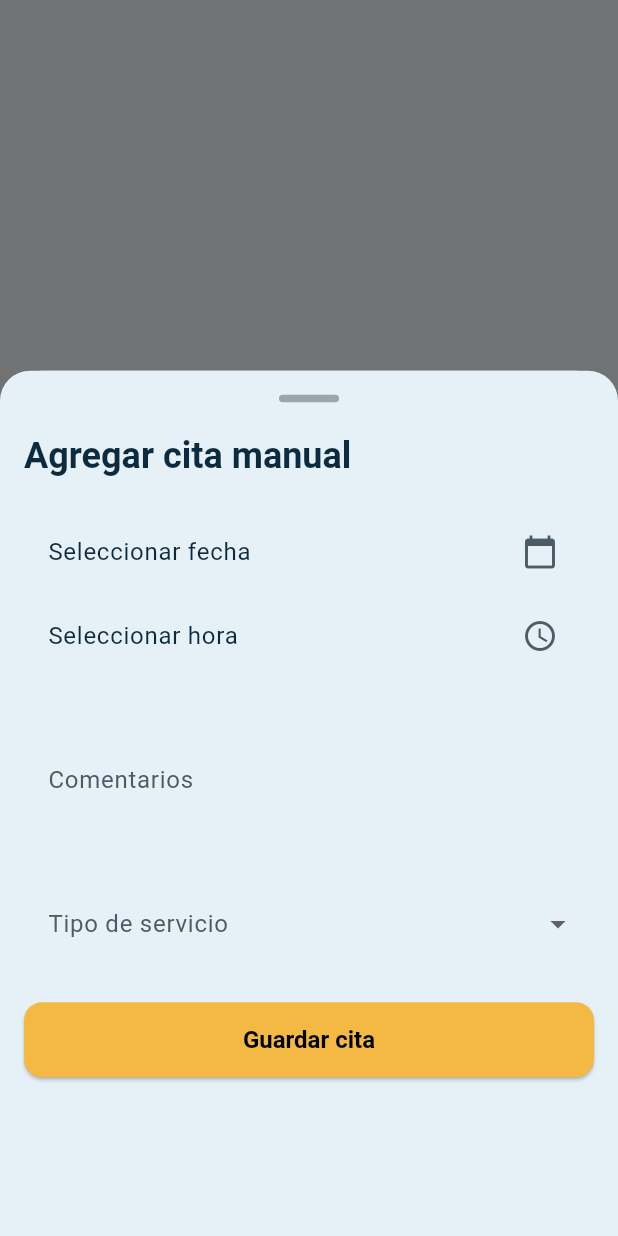
After one commit to IsaiDiaz/nexo_mobile_app, a Flutter app: the ProfessionalAppointmentsView screen opened directly, after a tap on the "add" icon, on a phone screen of 412 x 824 dp. The commit adds this screen. Run offline on Flutter 3.47's test engine with Material 3 defaults, Android fonts, the phone set to English and light mode, and no system bars; our stand-ins replace flutter_dotenv, flutter_map, flutter_riverpod, image_picker, latlong2, permission_handler and 2 more; accounts and stored records are empty.

Commit message:
Agregar citas manualmente para gestionar la agenda desde pantalla "Mis Citas" para un trabajador independiente

```diff
--- a/lib/presentation/views/professional_appointments_view.dart
+++ b/lib/presentation/views/professional_appointments_view.dart
@@ -5,6 +5,7 @@ import 'package:nexo/application/appointment_controller.dart';
 import 'package:nexo/model/appointment.dart';
 import 'package:nexo/presentation/theme/app_colors.dart';
 import 'package:nexo/presentation/widgets/professional_notes_sheet.dart';
+import 'package:nexo/presentation/widgets/add_manual_appointmnet_sheet.dart';
 
 class ProfessionalAppointmentsView extends ConsumerWidget {
   const ProfessionalAppointmentsView({super.key});
@@ -59,13 +60,26 @@ class ProfessionalAppointmentsView extends ConsumerWidget {
     }
 
     if (upcomingAppointments.isEmpty) {
-      return Center(
+      return Scaffold(
+        floatingActionButton: FloatingActionButton(
+          onPressed: () {
+            showModalBottomSheet(
+              context: context,
+              isScrollControlled: true,
+              builder: (_) => const AddManualAppointmentSheet(),
+            );
+          },
+
+          child: const Icon(Icons.add),
+        ),
+        body: Center(
           child: Text(
             'No tienes citas próximas.',
             style: theme.textTheme.headlineSmall?.copyWith(
               color: secondaryTextColor,
             ),
             textAlign: TextAlign.center,
+          ),
         ),
       );
     }
@@ -83,7 +97,18 @@ class ProfessionalAppointmentsView extends ConsumerWidget {
     final sortedDates = groupedByDate.keys.toList()
       ..sort((a, b) => a.compareTo(b));
 
-    return ListView.builder(
+    return Scaffold(
+      floatingActionButton: FloatingActionButton(
+        onPressed: () {
+          showModalBottomSheet(
+            context: context,
+            isScrollControlled: true,
+            builder: (_) => const AddManualAppointmentSheet(),
+          );
+        },
+        child: const Icon(Icons.add),
+      ),
+      body: ListView.builder(
         padding: const EdgeInsets.all(16.0),
         itemCount: sortedDates.length,
         itemBuilder: (context, dateIndex) {
@@ -242,6 +267,7 @@ class ProfessionalAppointmentsView extends ConsumerWidget {
             ],
           );
         },
+      ),
     );
   }
 
--- /dev/null
+++ b/lib/presentation/widgets/add_manual_appointmnet_sheet.dart
@@ -0,0 +1,243 @@
+import 'package:flutter/material.dart';
+import 'package:flutter_riverpod/flutter_riverpod.dart';
+import 'package:intl/intl.dart';
+import 'package:nexo/application/appointment_controller.dart';
+import 'package:nexo/application/auth_controller.dart';
+import 'package:nexo/presentation/theme/app_colors.dart';
+
+class AddManualAppointmentSheet extends ConsumerStatefulWidget {
+  const AddManualAppointmentSheet({super.key});
+
+  @override
+  ConsumerState<AddManualAppointmentSheet> createState() =>
+      _AddManualAppointmentSheetState();
+}
+
+class _AddManualAppointmentSheetState
+    extends ConsumerState<AddManualAppointmentSheet> {
+  DateTime? _selectedDate;
+  TimeOfDay? _selectedTime;
+  String? _selectedServiceType;
+  final TextEditingController _commentsController = TextEditingController();
+
+  final List<String> _appointmentTypes = [
+    'Consulta',
+    'Sesión',
+    'Asesoría',
+    'Clase',
+  ];
+
+  @override
+  Widget build(BuildContext context) {
+    final theme = Theme.of(context);
+    final isDark = theme.brightness == Brightness.dark;
+    final primaryText = isDark
+        ? DarkAppColors.primaryText
+        : LightAppColors.primaryText;
+    final secondaryText = isDark
+        ? DarkAppColors.secondaryText
+        : LightAppColors.secondaryText;
+    final cardColor = isDark
+        ? DarkAppColors.cardAndInputFields
+        : LightAppColors.cardAndInputFields;
+    final accentButton = isDark
+        ? DarkAppColors.accentButton
+        : LightAppColors.accentButton;
+
+    return DraggableScrollableSheet(
+      expand: false,
+      initialChildSize: 0.7,
+      minChildSize: 0.5,
+      maxChildSize: 0.9,
+      builder: (context, scrollController) {
+        return Container(
+          decoration: BoxDecoration(
+            color: cardColor,
+            borderRadius: const BorderRadius.vertical(top: Radius.circular(20)),
+          ),
+          padding: const EdgeInsets.all(16),
+          child: ListView(
+            controller: scrollController,
+            children: [
+              Center(
+                child: Container(
+                  width: 40,
+                  height: 5,
+                  decoration: BoxDecoration(
+                    color: secondaryText.withOpacity(0.5),
+                    borderRadius: BorderRadius.circular(10),
+                  ),
+                ),
+              ),
+              const SizedBox(height: 20),
+              Text(
+                "Agregar cita manual",
+                style: theme.textTheme.headlineSmall?.copyWith(
+                  color: primaryText,
+                  fontWeight: FontWeight.bold,
+                ),
+              ),
+              const SizedBox(height: 20),
+
+              // Fecha
+              ListTile(
+                title: Text(
+                  _selectedDate == null
+                      ? "Seleccionar fecha"
+                      : DateFormat("dd/MM/yyyy").format(_selectedDate!),
+                  style: TextStyle(color: primaryText),
+                ),
+                trailing: Icon(Icons.calendar_today, color: secondaryText),
+                onTap: () async {
+                  final picked = await showDatePicker(
+                    context: context,
+                    initialDate: DateTime.now(),
+                    firstDate: DateTime.now().subtract(const Duration(days: 1)),
+                    lastDate: DateTime.now().add(const Duration(days: 365)),
+                  );
+                  if (picked != null) {
+                    setState(() => _selectedDate = picked);
+                  }
+                },
+              ),
+
+              // Hora
+              ListTile(
+                title: Text(
+                  _selectedTime == null
+                      ? "Seleccionar hora"
+                      : _selectedTime!.format(context),
+                  style: TextStyle(color: primaryText),
+                ),
+                trailing: Icon(Icons.access_time, color: secondaryText),
+                onTap: () async {
+                  final picked = await showTimePicker(
+                    context: context,
+                    initialTime: TimeOfDay.now(),
+                  );
+                  if (picked != null) {
+                    setState(() => _selectedTime = picked);
+                  }
+                },
+              ),
+              const SizedBox(height: 16),
+
+              // Comentarios
+              TextField(
+                controller: _commentsController,
+                style: TextStyle(color: primaryText),
+                decoration: InputDecoration(
+                  labelText: "Comentarios",
+                  labelStyle: TextStyle(color: secondaryText),
+                  filled: true,
+                  fillColor: cardColor,
+                  border: OutlineInputBorder(
+                    borderRadius: BorderRadius.circular(12),
+                    borderSide: BorderSide.none,
+                  ),
+                ),
+                maxLines: 3,
+              ),
+              const SizedBox(height: 16),
+
+              // Tipo de servicio
+              DropdownButtonFormField<String>(
+                value: _selectedServiceType,
+                decoration: InputDecoration(
+                  labelText: "Tipo de servicio",
+                  labelStyle: TextStyle(color: secondaryText),
+                  filled: true,
+                  fillColor: cardColor,
+                  border: OutlineInputBorder(
+                    borderRadius: BorderRadius.circular(12),
+                  ),
+                ),
+                items: _appointmentTypes.map((type) {
+                  return DropdownMenuItem(value: type, child: Text(type));
+                }).toList(),
+                onChanged: (value) =>
+                    setState(() => _selectedServiceType = value),
+              ),
+              const SizedBox(height: 24),
+
+              // Botón Guardar
+              ElevatedButton(
+                onPressed: _createManualAppointment,
+                style: ElevatedButton.styleFrom(
+                  backgroundColor: accentButton,
+                  foregroundColor: Colors.black,
+                  minimumSize: const Size(double.infinity, 50),
+                  shape: RoundedRectangleBorder(
+                    borderRadius: BorderRadius.circular(12),
+                  ),
+                ),
+                child: const Text(
+                  "Guardar cita",
+                  style: TextStyle(fontWeight: FontWeight.bold, fontSize: 16),
+                ),
+              ),
+            ],
+          ),
+        );
+      },
+    );
+  }
+
+  Future<void> _createManualAppointment() async {
+    if (_selectedDate == null ||
+        _selectedTime == null ||
+        _selectedServiceType == null) {
+      ScaffoldMessenger.of(context).showSnackBar(
+        const SnackBar(
+          content: Text("Completa fecha, hora y tipo de servicio"),
+        ),
+      );
+      return;
+    }
+
+    final start = DateTime(
+      _selectedDate!.year,
+      _selectedDate!.month,
+      _selectedDate!.day,
+      _selectedTime!.hour,
+      _selectedTime!.minute,
+    );
+    final end = start.add(const Duration(hours: 1));
+
+    final professionalProfile = await ref.read(
+      professionalProfileProvider.future,
+    );
+
+    if (professionalProfile == null) {
+      ScaffoldMessenger.of(context).showSnackBar(
+        const SnackBar(content: Text("No se encontró tu perfil profesional.")),
+      );
+      return;
+    }
+
+    final error = await ref
+        .read(appointmentControllerProvider.notifier)
+        .createAppointment(
+          start: start,
+          end: end,
+          professionalProfileId: professionalProfile.id,
+          clientId: "",
+          service: _selectedServiceType!,
+          comments: _commentsController.text.trim(),
+          originalFee: 0.0,
+          status: "Confirmada",
+        );
+
+    if (error != null) {
+      ScaffoldMessenger.of(
+        context,
+      ).showSnackBar(SnackBar(content: Text("Error: $error")));
+    } else {
+      ScaffoldMessenger.of(context).showSnackBar(
+        const SnackBar(content: Text("Cita manual creada exitosamente")),
+      );
+      Navigator.pop(context);
+      ref.invalidate(upcomingAppointmentsProvider);
+    }
+  }
+}
--- a/lib/presentation/widgets/professional_details_sheet.dart
+++ b/lib/presentation/widgets/professional_details_sheet.dart
@@ -786,7 +786,7 @@ class _ProfessionalDetailsSheetState
         ),
       );
 
-      if (confirm != true) return; // El usuario canceló
+      if (confirm != true) return;
     }
 
     final errorMessage = await ref
```
Lines whose indentation alone changed are shown as unchanged.
